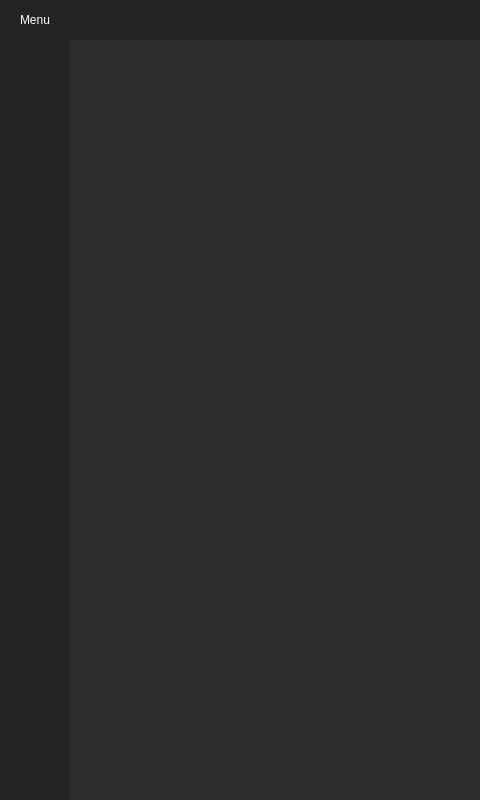
Old version of the form uiii.ui in the repository TriGuez/boids; both pictures show x 0 to 480 and y 0 to 800 of the 1200 by 800 pixel window.
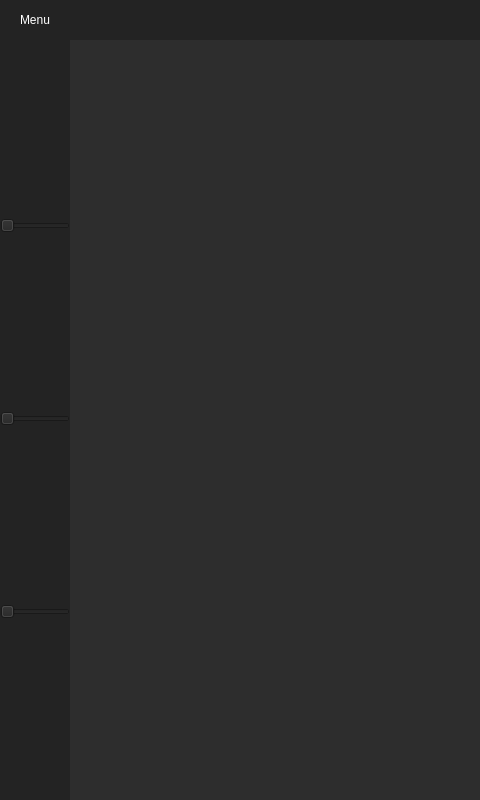
New version of the form.

Diff of the .ui file:
```diff
--- a/uiii.ui
+++ b/uiii.ui
@@ -218,12 +218,74 @@
           </property>
           <item>
            <widget class="QFrame" name="frame_top_menus">
+            <property name="minimumSize">
+             <size>
+              <width>70</width>
+              <height>0</height>
+             </size>
+            </property>
             <property name="frameShape">
              <enum>QFrame::NoFrame</enum>
             </property>
             <property name="frameShadow">
              <enum>QFrame::Raised</enum>
             </property>
+            <layout class="QVBoxLayout" name="verticalLayout_4">
+             <property name="spacing">
+              <number>0</number>
+             </property>
+             <property name="leftMargin">
+              <number>0</number>
+             </property>
+             <property name="topMargin">
+              <number>0</number>
+             </property>
+             <property name="rightMargin">
+              <number>0</number>
+             </property>
+             <property name="bottomMargin">
+              <number>0</number>
+             </property>
+             <item>
+              <widget class="QSlider" name="slide1">
+               <property name="maximumSize">
+                <size>
+                 <width>70</width>
+                 <height>16777215</height>
+                </size>
+               </property>
+               <property name="orientation">
+                <enum>Qt::Horizontal</enum>
+               </property>
+              </widget>
+             </item>
+             <item>
+              <widget class="QSlider" name="slide1_2">
+               <property name="maximumSize">
+                <size>
+                 <width>70</width>
+                 <height>16777215</height>
+                </size>
+               </property>
+               <property name="orientation">
+                <enum>Qt::Horizontal</enum>
+               </property>
+              </widget>
+             </item>
+             <item>
+              <widget class="QSlider" name="slide1_3">
+               <property name="maximumSize">
+                <size>
+                 <width>70</width>
+                 <height>16777215</height>
+                </size>
+               </property>
+               <property name="orientation">
+                <enum>Qt::Horizontal</enum>
+               </property>
+              </widget>
+             </item>
+            </layout>
            </widget>
           </item>
          </layout>
```
Left out of the diff: 25 changed lines with no effect on the pictures.
